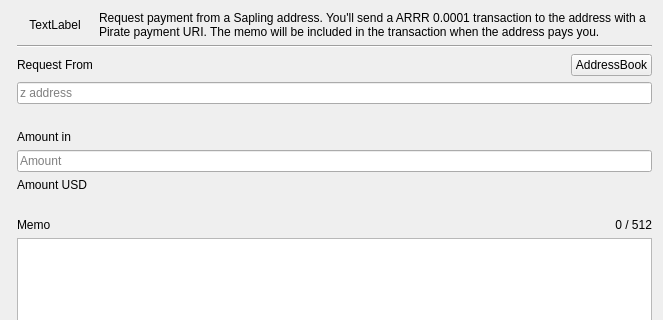
Above: src/requestdialog.ui from ZcashFoundation/zecwallet before the change; both pictures show x 0 to 663 and y 0 to 320 of the 663 by 529 pixel window. Below: the same form after it.
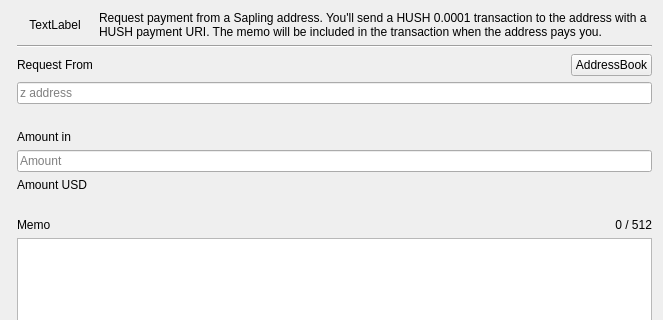
That is the form after the change. Custom widgets are drawn as their Qt base class.

Commit message: initial rebrand for HUSH

```diff
--- a/src/requestdialog.ui
+++ b/src/requestdialog.ui
@@ -216,7 +216,7 @@
    <item row="0" column="2" colspan="2">
     <widget class="QLabel" name="lblHeader">
      <property name="text">
-      <string>Request payment from a Sapling address. You'll send a ARRR 0.0001 transaction to the address with a Pirate payment URI. The memo will be included in the transaction when the address pays you.</string>
+      <string>Request payment from a Sapling address. You'll send a HUSH 0.0001 transaction to the address with a HUSH payment URI. The memo will be included in the transaction when the address pays you.</string>
      </property>
      <property name="wordWrap">
       <bool>true</bool>
```
The commit also changes 10 other files.
